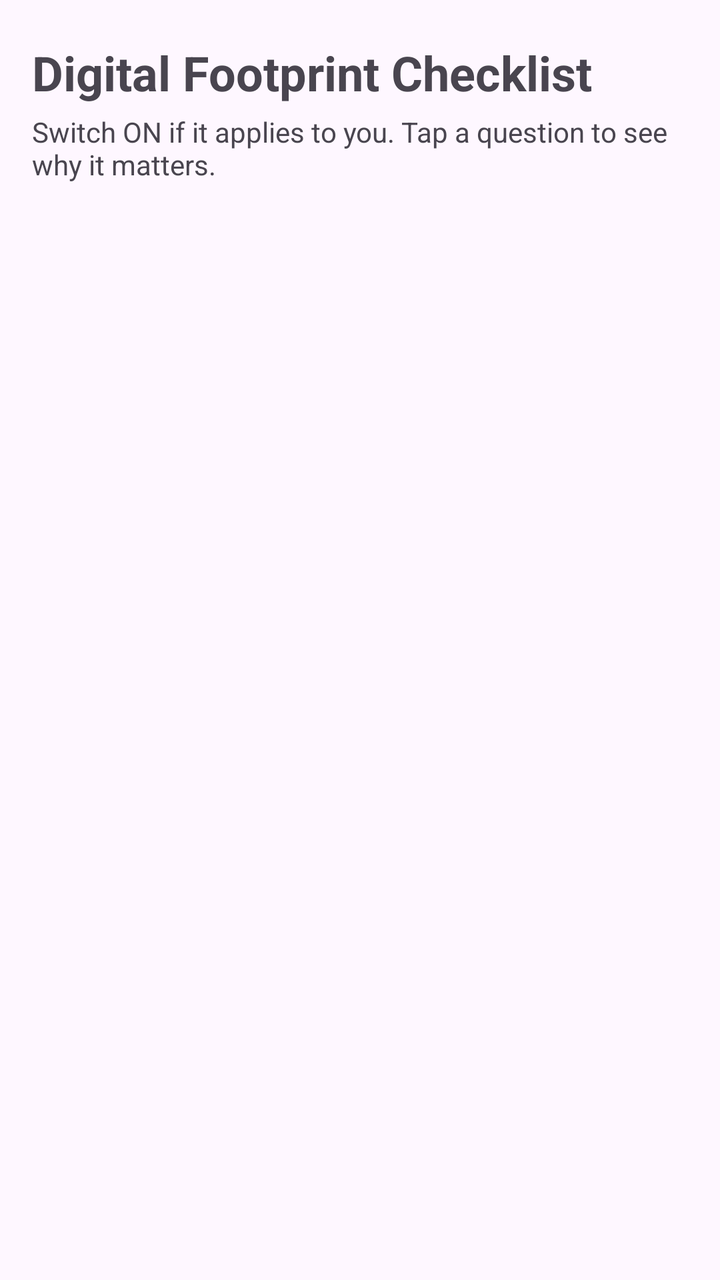
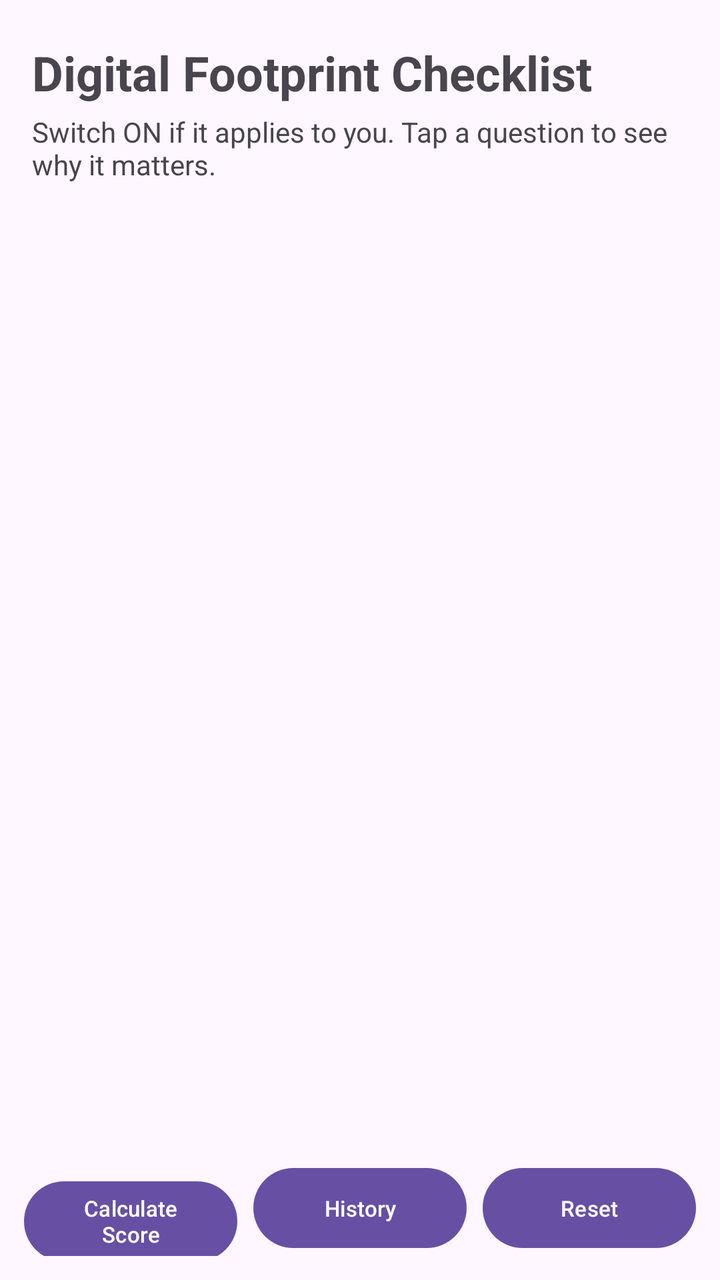

Compare the two renders of this Android layout. The source of the first and the diff that turns it into the second are given below.
<!-- AndroidManifest.xml: application theme Theme.CyberSafeCheck -->
<!-- res/layout/fragment_checklist.xml -->
<?xml version="1.0" encoding="utf-8"?>
<LinearLayout xmlns:android="http://schemas.android.com/apk/res/android"
    android:layout_width="match_parent"
    android:layout_height="match_parent"
    android:orientation="vertical">

    <TextView
        android:layout_width="match_parent"
        android:layout_height="wrap_content"
        android:layout_marginStart="16dp"
        android:layout_marginTop="20dp"
        android:layout_marginEnd="16dp"
        android:text="Digital Footprint Checklist"
        android:textSize="24sp"
        android:textStyle="bold" />

    <TextView
        android:layout_width="match_parent"
        android:layout_height="wrap_content"
        android:layout_marginStart="16dp"
        android:layout_marginTop="4dp"
        android:layout_marginEnd="16dp"
        android:layout_marginBottom="12dp"
        android:text="Switch ON if it applies to you. Tap a question to see why it matters."
        android:textSize="14sp" />

    <androidx.recyclerview.widget.RecyclerView
        android:id="@+id/risk_recycler_view"
        android:layout_width="match_parent"
        android:layout_height="0dp"
        android:layout_weight="1"
        android:clipToPadding="false"
        android:paddingBottom="16dp" />
</LinearLayout>
<!-- resources referenced by this layout -->
<resources>
  <style name="Theme.CyberSafeCheck" parent="Base.Theme.CyberSafeCheck" />
  <style name="Base.Theme.CyberSafeCheck" parent="Theme.Material3.DayNight.NoActionBar">
          
          
      </style>
</resources>

<!-- the commit's change to res/layout/fragment_checklist.xml (unified diff, before → after) -->
@@ -31,4 +31,39 @@
         android:layout_weight="1"
         android:clipToPadding="false"
         android:paddingBottom="16dp" />
+
+    <LinearLayout
+        android:layout_width="match_parent"
+        android:layout_height="wrap_content"
+        android:orientation="horizontal"
+        android:padding="12dp">
+
+        <Button
+            android:id="@+id/btn_calculate_score"
+            android:layout_width="0dp"
+            android:layout_height="wrap_content"
+            android:layout_marginEnd="4dp"
+            android:layout_weight="1"
+            android:text="Calculate Score"
+            android:textSize="11sp" />
+
+        <Button
+            android:id="@+id/btn_view_history"
+            android:layout_width="0dp"
+            android:layout_height="wrap_content"
+            android:layout_marginStart="4dp"
+            android:layout_marginEnd="4dp"
+            android:layout_weight="1"
+            android:text="History"
+            android:textSize="11sp" />
+
+        <Button
+            android:id="@+id/btn_reset"
+            android:layout_width="0dp"
+            android:layout_height="wrap_content"
+            android:layout_marginStart="4dp"
+            android:layout_weight="1"
+            android:text="Reset"
+            android:textSize="11sp" />
+    </LinearLayout>
 </LinearLayout>
